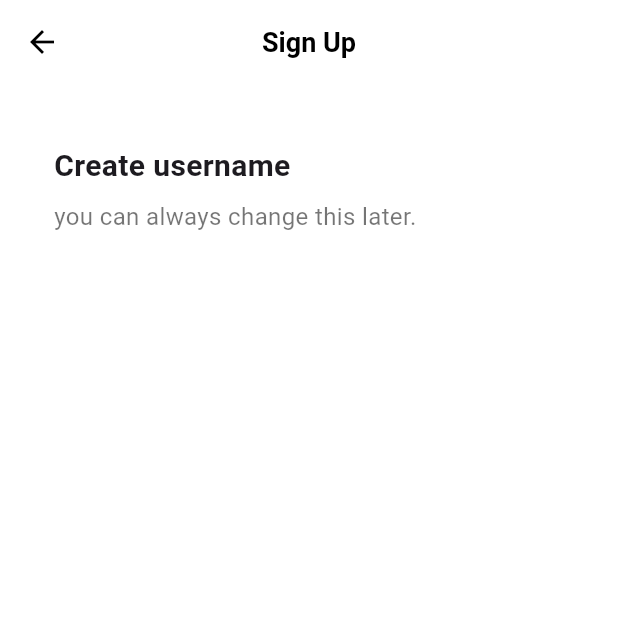
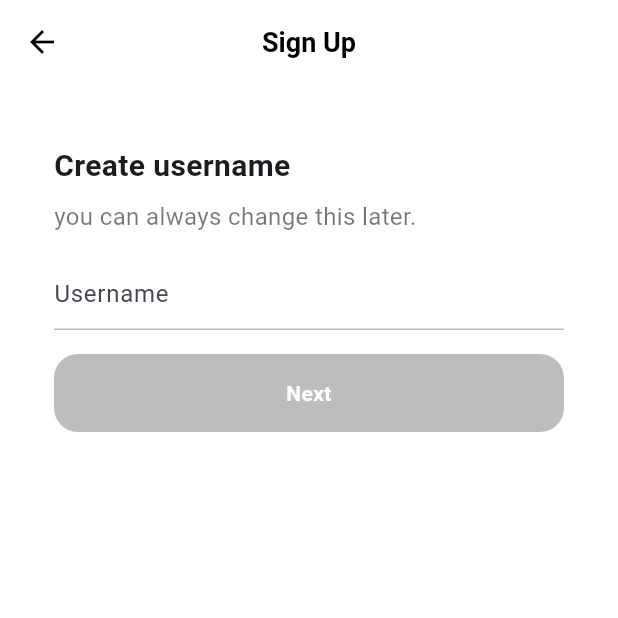
Before and after one commit to dongyyy/Tiktok_clone, a Flutter app: the screen it shows after launch, after a tap on "Use phone or email", on a phone screen of 412 x 824 dp, the top half of it. Run offline on Flutter 3.47's test engine with Material 3 defaults, Android fonts, the phone set to English and light mode, and no system bars; our stand-ins replace font_awesome_flutter.

Commit message:
#4.4 Username Screen
TextField > InputDecoration > enabledBorder, focusedBorder, cursorColor
Theme.of(context).primaryColor,
TextEditingController,
AnimatedContainer

```diff
--- a/lib/features/authentication/widgets/email_screen.dart
+++ /dev/null
@@ -1,47 +0,0 @@
-import 'package:flutter/cupertino.dart';
-import 'package:flutter/material.dart';
-
-import '../../../constants/gaps.dart';
-import '../../../constants/sizes.dart';
-
-class EmailScreen extends StatelessWidget {
-  const EmailScreen({super.key});
-
-  @override
-  Widget build(BuildContext context) {
-    return Scaffold(
-      backgroundColor: Colors.white,
-      appBar: AppBar(
-        title: const Text(
-          "Sign Up",
-        ),
-      ),
-      body: Padding(
-        padding: const EdgeInsets.symmetric(
-          horizontal: Sizes.size36,
-        ),
-        child: Column(
-          crossAxisAlignment: CrossAxisAlignment.start,
-          children: [
-            Gaps.v40,
-            Text(
-              "Create username",
-              style: TextStyle(
-                fontSize: Sizes.size20,
-                fontWeight: FontWeight.w600,
-              ),
-            ),
-            Gaps.v8,
-            Text(
-              "you can always change this later.",
-              style: TextStyle(
-                fontSize: Sizes.size16,
-                color: Colors.black54,
-              ),
-            ),
-          ],
-        ),
-      ),
-    );
-  }
-}
--- a/lib/features/authentication/widgets/sign_up_screen.dart
+++ b/lib/features/authentication/widgets/sign_up_screen.dart
@@ -2,7 +2,7 @@ import 'package:flutter/cupertino.dart';
 import 'package:flutter/material.dart';
 import 'package:font_awesome_flutter/font_awesome_flutter.dart';
 import 'package:tiktok_clone_dy/features/authentication/widgets/auth_button.dart';
-import 'package:tiktok_clone_dy/features/authentication/widgets/email_screen.dart';
+import 'package:tiktok_clone_dy/features/authentication/widgets/username_screen.dart';
 import 'package:tiktok_clone_dy/features/authentication/widgets/login_screen.dart';
 
 import '../../../constants/gaps.dart';
@@ -22,7 +22,7 @@ class SignUpScreen extends StatelessWidget {
   void _onEmailTap(BuildContext context) {
     Navigator.of(context).push(
       MaterialPageRoute(
-        builder: (context) => const EmailScreen(),
+        builder: (context) => const UsernameScreen(),
       ),
     );
   }
--- a/lib/features/authentication/widgets/username_screen.dart
+++ b/lib/features/authentication/widgets/username_screen.dart
@@ -0,0 +1,108 @@
+import 'package:flutter/cupertino.dart';
+import 'package:flutter/material.dart';
+
+import '../../../constants/gaps.dart';
+import '../../../constants/sizes.dart';
+
+class UsernameScreen extends StatefulWidget {
+  const UsernameScreen({super.key});
+
+  @override
+  State<UsernameScreen> createState() => _UsernameScreenState();
+}
+
+class _UsernameScreenState extends State<UsernameScreen> {
+  final TextEditingController _usernameController = TextEditingController();
+  String _username = "";
+
+  @override
+  void initState() {
+    super.initState();
+
+    _usernameController.addListener(() {
+      // print(_usernameController.text);
+      setState(() {
+        _username = _usernameController.text;
+      });
+    });
+  }
+
+  @override
+  Widget build(BuildContext context) {
+    return Scaffold(
+      backgroundColor: Colors.white,
+      appBar: AppBar(
+        title: const Text(
+          "Sign Up",
+        ),
+      ),
+      body: Padding(
+        padding: const EdgeInsets.symmetric(
+          horizontal: Sizes.size36,
+        ),
+        child: Column(
+          crossAxisAlignment: CrossAxisAlignment.start,
+          children: [
+            Gaps.v40,
+            const Text(
+              "Create username",
+              style: TextStyle(
+                fontSize: Sizes.size20,
+                fontWeight: FontWeight.w600,
+              ),
+            ),
+            Gaps.v8,
+            const Text(
+              "you can always change this later.",
+              style: TextStyle(
+                fontSize: Sizes.size16,
+                color: Colors.black54,
+              ),
+            ),
+            Gaps.v16,
+            TextField(
+              controller: _usernameController,
+              decoration: InputDecoration(
+                  hintText: "Username",
+                  enabledBorder: UnderlineInputBorder(
+                      borderSide: BorderSide(
+                    color: Colors.grey.shade400,
+                  )),
+                  focusedBorder: UnderlineInputBorder(
+                      borderSide: BorderSide(
+                    color: Colors.grey.shade400,
+                  ))),
+              cursorColor: Theme.of(context).primaryColor,
+            ),
+            Gaps.v16,
+            FractionallySizedBox(
+              widthFactor: 1,
+              child: AnimatedContainer(
+                padding: const EdgeInsets.symmetric(
+                  vertical: Sizes.size16,
+                ),
+                decoration: BoxDecoration(
+                  color: _username.isEmpty
+                      ? Colors.grey.shade400
+                      : Theme.of(context).primaryColor,
+                  borderRadius: BorderRadius.circular(
+                    Sizes.size16,
+                  ),
+                ),
+                duration: const Duration(milliseconds: 500),
+                child: const Text(
+                  'Next',
+                  textAlign: TextAlign.center,
+                  style: TextStyle(
+                    color: Colors.white,
+                    fontWeight: FontWeight.w600,
+                  ),
+                ),
+              ),
+            )
+          ],
+        ),
+      ),
+    );
+  }
+}
```
